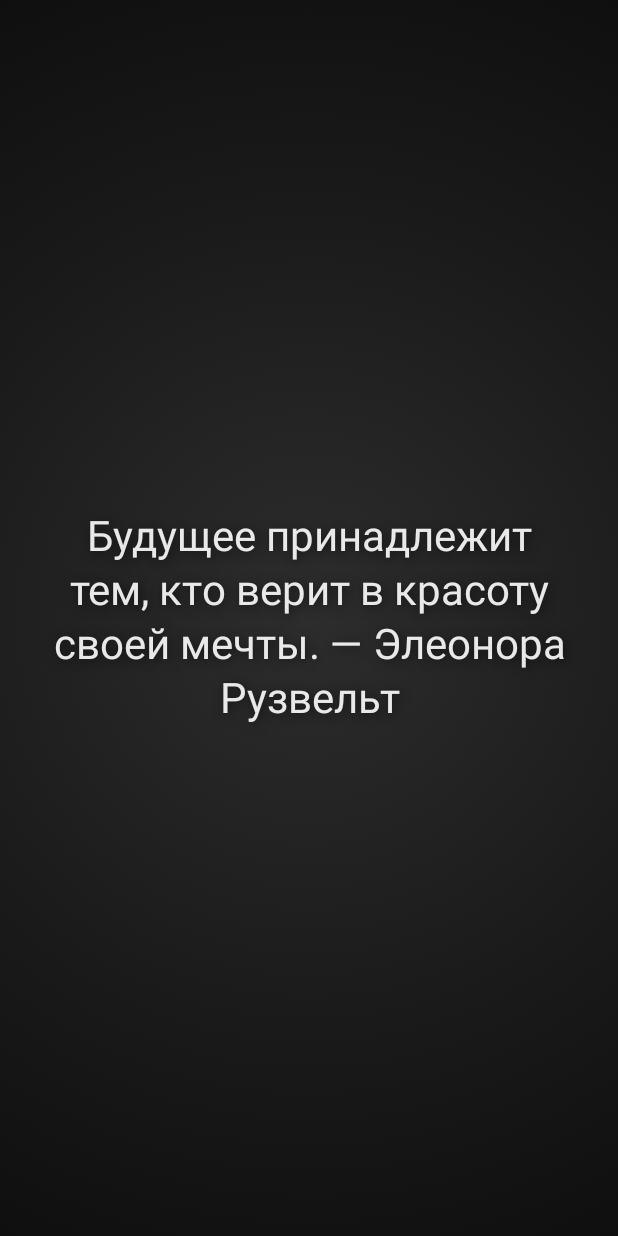
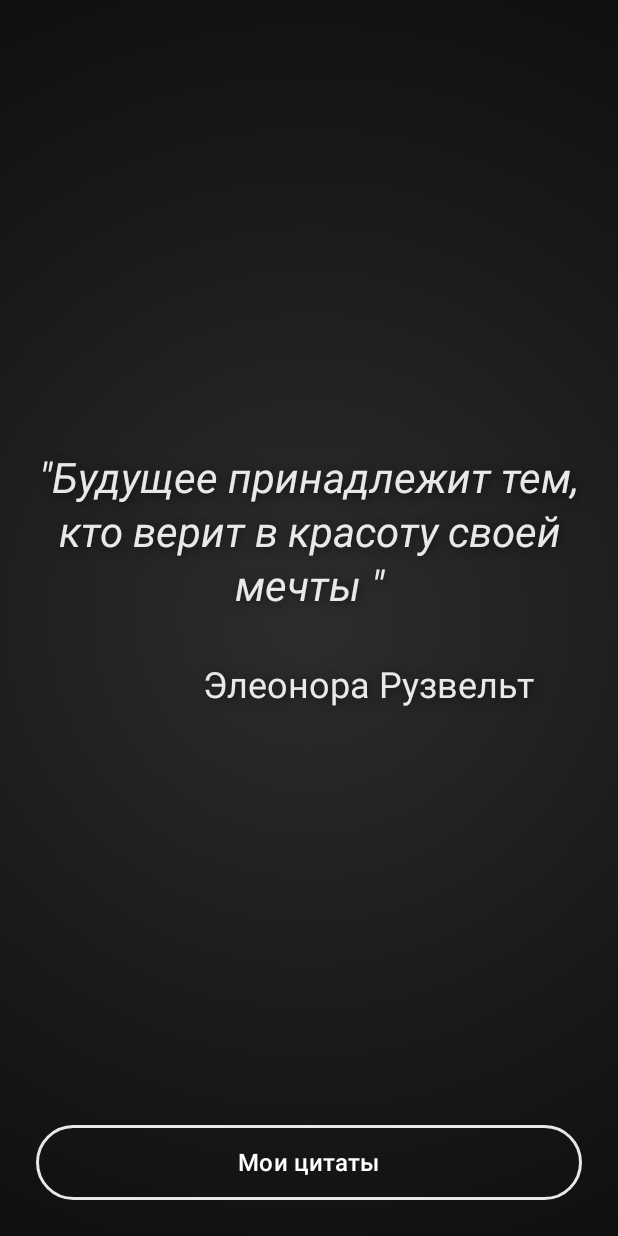
Before and after one commit to fancybear01/MotivationApp, an Android app built with Jetpack Compose: the screen it shows after launch (MainActivity), on a phone screen of 412 x 824 dp. Run offline under Robolectric (Android 15) with nearby library versions, the phone set to English and light mode, and no system bars.

```diff
--- a/app/build.gradle.kts
+++ b/app/build.gradle.kts
@@ -2,6 +2,7 @@ plugins {
     alias(libs.plugins.android.application)
     alias(libs.plugins.kotlin.android)
     alias(libs.plugins.kotlin.compose)
+    alias(libs.plugins.gms)
 }
 
 android {
@@ -60,4 +61,6 @@ dependencies {
 
     implementation(libs.bundles.koin)
 
+    implementation(platform(libs.firebase.bom))
+    implementation(libs.firebase.auth)
 }
--- a/app/src/main/java/com/coding/motivationapp/motivation_screen/Background.kt
+++ b/app/src/main/java/com/coding/motivationapp/motivation_screen/Background.kt
@@ -39,11 +39,11 @@ fun AnimatedCentralGradientBackground() {
 
     // Состояние частиц
     val particles = remember {
-        List(150) {
+        List(300) {
             ParticleState(
                 angle = Random.nextFloat() * 360f,
                 speed = Random.nextFloat() * 3f + 1f,
-                size = Random.nextFloat() * 4f + 2f,
+                size = Random.nextFloat() * 2f + 2f,
                 maxDistance = Random.nextFloat() * 1000f + 500f
             )
         }
--- a/app/src/main/java/com/coding/motivationapp/motivation_screen/MotivationScreen.kt
+++ b/app/src/main/java/com/coding/motivationapp/motivation_screen/MotivationScreen.kt
@@ -1,14 +1,29 @@
 package com.coding.motivationapp.motivation_screen
 
 import android.content.Context
+import androidx.compose.animation.animateColor
 import androidx.compose.animation.animateContentSize
+import androidx.compose.animation.core.LinearEasing
+import androidx.compose.animation.core.RepeatMode
+import androidx.compose.animation.core.animateFloat
+import androidx.compose.animation.core.infiniteRepeatable
+import androidx.compose.animation.core.rememberInfiniteTransition
+import androidx.compose.animation.core.tween
+import androidx.compose.foundation.Canvas
+import androidx.compose.foundation.background
+import androidx.compose.foundation.border
 import androidx.compose.foundation.clickable
 import androidx.compose.foundation.gestures.snapping.SnapPosition
 import androidx.compose.foundation.layout.Arrangement
 import androidx.compose.foundation.layout.Box
 import androidx.compose.foundation.layout.Column
 import androidx.compose.foundation.layout.fillMaxSize
+import androidx.compose.foundation.layout.fillMaxWidth
+import androidx.compose.foundation.layout.height
 import androidx.compose.foundation.layout.padding
+import androidx.compose.foundation.shape.RoundedCornerShape
+import androidx.compose.material3.Button
+import androidx.compose.material3.ButtonDefaults
 import androidx.compose.material3.CircularProgressIndicator
 import androidx.compose.material3.MaterialTheme
 import androidx.compose.material3.Scaffold
@@ -21,15 +36,47 @@ import androidx.compose.runtime.remember
 import androidx.compose.runtime.setValue
 import androidx.compose.ui.Alignment
 import androidx.compose.ui.Modifier
+import androidx.compose.ui.draw.clip
 import androidx.compose.ui.geometry.Offset
+import androidx.compose.ui.geometry.Rect
+import androidx.compose.ui.geometry.RoundRect
+import androidx.compose.ui.geometry.Size
+import androidx.compose.ui.graphics.BlendMode
+import androidx.compose.ui.graphics.Brush
 import androidx.compose.ui.graphics.Color
+import androidx.compose.ui.graphics.Path
+import androidx.compose.ui.graphics.PathEffect
+import androidx.compose.ui.graphics.PathMeasure
 import androidx.compose.ui.graphics.Shadow
+import androidx.compose.ui.graphics.StrokeCap
+import androidx.compose.ui.graphics.drawscope.DrawScope
+import androidx.compose.ui.graphics.drawscope.Stroke
+import androidx.compose.ui.layout.onGloballyPositioned
+import androidx.compose.ui.platform.LocalDensity
+import androidx.compose.ui.text.font.FontFamily
 import androidx.compose.ui.text.font.FontStyle
 import androidx.compose.ui.text.style.TextAlign
+import androidx.compose.ui.unit.Density
+import androidx.compose.ui.unit.IntSize
 import androidx.compose.ui.unit.dp
 import androidx.compose.ui.unit.sp
 import com.coding.motivationapp.R
 import org.koin.androidx.compose.koinViewModel
+import kotlin.io.path.Path
+import kotlin.random.Random
+import androidx.compose.animation.core.*
+import androidx.compose.foundation.Canvas
+import androidx.compose.foundation.background
+import androidx.compose.foundation.clickable
+import androidx.compose.foundation.layout.Box
+import androidx.compose.foundation.layout.padding
+import androidx.compose.foundation.layout.size
+import androidx.compose.material3.Text
+import androidx.compose.runtime.*
+
+import androidx.compose.ui.graphics.*
+import androidx.compose.ui.layout.onSizeChanged
+
 
 @Composable
 fun MotivationScreen(
@@ -37,29 +84,62 @@ fun MotivationScreen(
     viewModel: MotivationViewModel = koinViewModel()
 ) {
     val state by viewModel.state.collectAsState()
+    val infiniteTransition = rememberInfiniteTransition()
+
+    // Анимация границы
+    val borderColor by infiniteTransition.animateColor(
+        initialValue = Color.White.copy(alpha = 0.5f),
+        targetValue = Color.White,
+        animationSpec = infiniteRepeatable(
+            animation = tween(1000, easing = LinearEasing),
+            repeatMode = RepeatMode.Reverse
+        )
+    )
+
     Scaffold { padding ->
+        Box(
+            modifier = Modifier
+                .fillMaxSize()
+                .clickable { viewModel.refreshQuote() }
+                .padding(padding)
+        ) {
+            AnimatedCentralGradientBackground()
+
             Column(
                 modifier = Modifier
                     .fillMaxSize()
-                .clickable { viewModel.refreshQuote() }
-                .padding(padding),
+                    .padding(24.dp),
+                verticalArrangement = Arrangement.SpaceBetween
+            ) {
+                // Текст цитаты и автора
+                Column(
+                    modifier = Modifier.weight(1f),
                     verticalArrangement = Arrangement.Center
                 ) {
-            Box(
-                modifier = Modifier
-                    .fillMaxSize(),
-                contentAlignment = Alignment.Center
-            ) {
-                AnimatedCentralGradientBackground()
+                    val quote = state.currentQuote.substringBeforeLast("—").replace(".", "")
+                    val author = state.currentQuote.substringAfterLast("—")
+
                     Text(
-                    text = state.currentQuote,
-                    modifier = Modifier
-                        .padding(32.dp)
-                        .align(Alignment.Center),
+                        text = "\"$quote\"",
                         color = Color.White.copy(alpha = 0.9f),
-                    //fontSize = 20.sp,
                         textAlign = TextAlign.Center,
                         style = MaterialTheme.typography.headlineMedium.copy(
+                            shadow = Shadow(
+                                color = Color.Black.copy(alpha = 0.5f),
+                                offset = Offset(2f, 2f),
+                                blurRadius = 8f
+                            )
+                        ),
+                        fontStyle = FontStyle.Italic
+                    )
+
+                    Text(
+                        text = author,
+                        modifier = Modifier
+                            .padding(top = 32.dp, end = 32.dp)
+                            .align(Alignment.End),
+                        color = Color.White.copy(alpha = 0.9f),
+                        style = MaterialTheme.typography.headlineSmall.copy(
                             shadow = Shadow(
                                 color = Color.Black.copy(alpha = 0.5f),
                                 offset = Offset(2f, 2f),
@@ -68,6 +148,29 @@ fun MotivationScreen(
                         )
                     )
                 }
+
+                Button(
+                    onClick = { /* Действие для кнопки */ },
+                    modifier = Modifier
+                        .fillMaxWidth()
+                        .height(50.dp)
+                        .border(
+                            width = 2.dp,
+                            color = borderColor,
+                            shape = RoundedCornerShape(25.dp)
+                        ),
+                    colors = ButtonDefaults.buttonColors(
+                        containerColor = Color.Transparent,
+                        contentColor = Color.White
+                    ),
+                    shape = RoundedCornerShape(25.dp)
+                ) {
+                    Text(
+                        text = "Мои цитаты",
+                        style = MaterialTheme.typography.titleMedium
+                    )
                 }
             }
         }
+    }
+}
--- a/app/src/main/java/com/coding/motivationapp/ui/theme/Type.kt
+++ b/app/src/main/java/com/coding/motivationapp/ui/theme/Type.kt
@@ -17,14 +17,14 @@ val provider = GoogleFont.Provider(
 
 val bodyFontFamily = FontFamily(
     Font(
-        googleFont = GoogleFont("Merriweather"),
+        googleFont = GoogleFont("Orelega One"),
         fontProvider = provider,
     )
 )
 
 val displayFontFamily = FontFamily(
     Font(
-        googleFont = GoogleFont("Playfair Display"),
+        googleFont = GoogleFont("Orelega One"),
         fontProvider = provider,
     )
 )
--- a/build.gradle.kts
+++ b/build.gradle.kts
@@ -3,4 +3,5 @@ plugins {
     alias(libs.plugins.android.application) apply false
     alias(libs.plugins.kotlin.android) apply false
     alias(libs.plugins.kotlin.compose) apply false
+    alias(libs.plugins.gms) apply false
 }
```
Also changed, not shown: app/src/main/java/com/coding/motivationapp/loging/LoginScreen.kt (added, +131 -0 lines), app/src/main/java/com/coding/motivationapp/motivation_screen/AlarmReceiver.kt (+12 -0 lines), gradle/libs.versions.toml (+9 -1 lines). Lines whose indentation alone changed are shown as unchanged.
